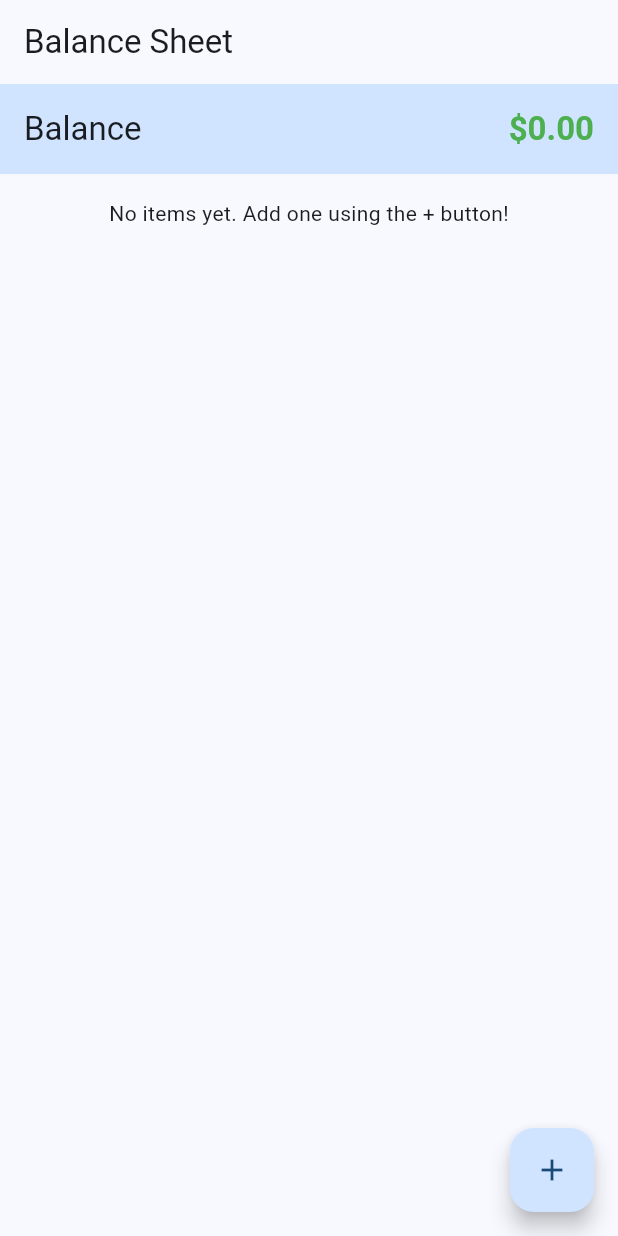
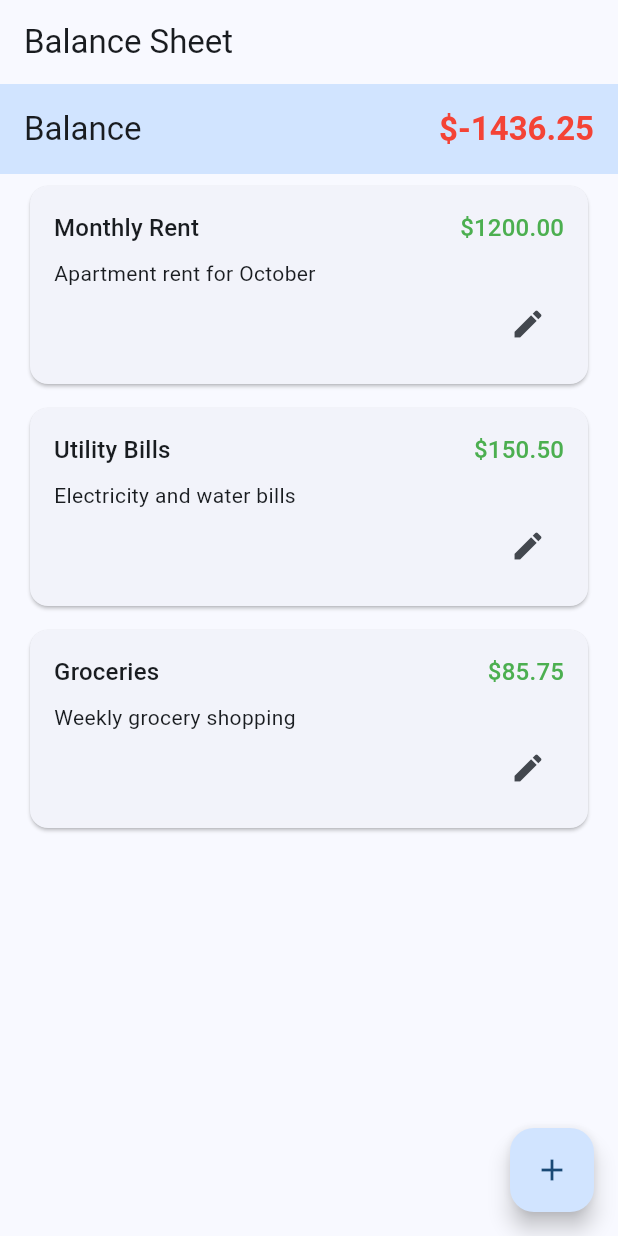
Before and after one commit to fabrigeas-source/balance-sheet, a Flutter app: the screen it shows after launch, on a phone screen of 412 x 824 dp. Run offline on Flutter 3.47's test engine with Material 3 defaults, Android fonts, the light colour scheme and no system bars.

Commit message:
feat: initialize item list with mock data and enhance input fields

```diff
--- a/frontend/lib/providers/item_provider.dart
+++ b/frontend/lib/providers/item_provider.dart
@@ -3,7 +3,29 @@ import 'package:flutter/material.dart';
 import '../models/entry.dart';
 
 class ItemProvider extends ChangeNotifier {
-  final List<Entry> _items = [];
+  final List<Entry> _items = [
+    Entry(
+      id: 'mock-1',
+      description: 'Monthly Rent',
+      amount: 1200.00,
+      type: EntryType.expense,
+      details: 'Apartment rent for October',
+    ),
+    Entry(
+      id: 'mock-2',
+      description: 'Utility Bills',
+      amount: 150.50,
+      type: EntryType.expense,
+      details: 'Electricity and water bills',
+    ),
+    Entry(
+      id: 'mock-3',
+      description: 'Groceries',
+      amount: 85.75,
+      type: EntryType.expense,
+      details: 'Weekly grocery shopping',
+    ),
+  ];
 
   List<Entry> get items => List.unmodifiable(_items);
 
--- a/frontend/lib/widgets/item_tile.dart
+++ b/frontend/lib/widgets/item_tile.dart
@@ -118,10 +118,15 @@ class _ItemTileState extends State<ItemTile> {
                   children: [
                     Expanded(
                       child: _isEditing
-                          ? TextFormField(
+                          ? SizedBox(
+                              width: double.infinity,
+                              child: TextFormField(
                                 controller: _descriptionController,
                                 decoration: const InputDecoration(
                                   labelText: 'Description',
+                                  isDense: true,
+                                  contentPadding: EdgeInsets.symmetric(vertical: 8),
+                                ),
                               ),
                             )
                           : Text(
@@ -131,11 +136,15 @@ class _ItemTileState extends State<ItemTile> {
                     ),
                     const SizedBox(width: 16),
                     _isEditing
-                        ? TextFormField(
+                        ? SizedBox(
+                            width: 120,
+                            child: TextFormField(
                               controller: _amountController,
                               decoration: const InputDecoration(
                                 labelText: 'Amount',
                                 prefixText: '\$',
+                                isDense: true,
+                                contentPadding: EdgeInsets.symmetric(vertical: 8),
                               ),
                               keyboardType: const TextInputType.numberWithOptions(
                                 decimal: true,
@@ -145,6 +154,7 @@ class _ItemTileState extends State<ItemTile> {
                                   RegExp(r'^\d*\.?\d{0,2}'),
                                 ),
                               ],
+                            ),
                           )
                         : Text(
                             '\$${widget.item.amount.toStringAsFixed(2)}',
```
Lines whose indentation alone changed are shown as unchanged.
